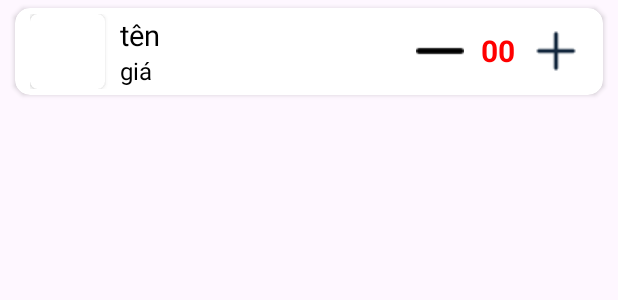
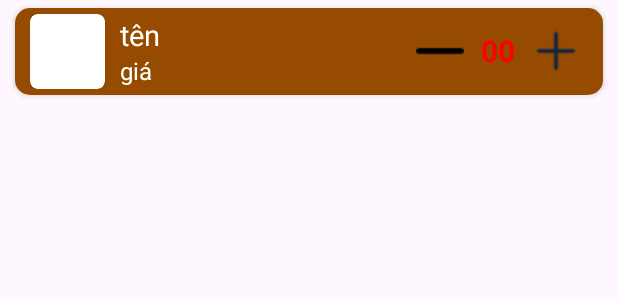
Before and after one commit to valiyz0609/DuAn1_Nhom3, an Android app: the layout card_view_gio_hang.xml on its own in the app's theme, with its tools: preview values and no code run, on a phone screen of 412 x 824 dp. Shown: the top 300 px of the screen. Run offline under Robolectric (Android 15) with nearby library versions, the phone set to English and light mode, and no system bars; Roboto replaces fonts that are not available here.

Commit message:
Duong PH37740

```diff
--- a/app/src/main/res/layout/card_view_gio_hang.xml
+++ b/app/src/main/res/layout/card_view_gio_hang.xml
@@ -15,6 +15,7 @@
         android:layout_height="wrap_content"
         android:orientation="horizontal"
         android:gravity="center_vertical"
+        android:background="#964B00"
         android:paddingVertical="4dp">
 
         <LinearLayout
@@ -52,7 +53,7 @@
                     android:id="@+id/txtGHTenSP"
                     style="@style/edt_Label"
                     android:text="tên"
-                    android:textColor="@color/black"
+                    android:textColor="@color/white"
                     android:textSize="19dp"
                     android:maxLength="200" />
 
@@ -60,7 +61,7 @@
                     android:id="@+id/txtGHGia"
                     style="@style/edt_Label"
                     android:text="giá"
-                    android:textColor="@color/black"
+                    android:textColor="@color/white"
                     android:textSize="16dp"
                     />
 
--- a/app/src/main/res/layout/card_view_sanpham.xml
+++ b/app/src/main/res/layout/card_view_sanpham.xml
@@ -11,6 +11,7 @@
     <RelativeLayout
         android:layout_width="match_parent"
         android:layout_height="wrap_content"
+        android:background="#964B00"
         android:padding="5dp">
         <androidx.cardview.widget.CardView
             android:id="@+id/cardview_img"
@@ -36,7 +37,7 @@
             android:paddingLeft="10dp"
             android:paddingRight="0dp"
             android:text="Tên"
-            android:textColor="@color/black"
+            android:textColor="@color/white"
             android:textSize="18dp" />
 
         <TextView
@@ -51,7 +52,7 @@
             android:paddingLeft="10dp"
             android:paddingRight="0dp"
             android:text="giá"
-            android:textColor="@color/black"
+            android:textColor="@color/white"
             android:textSize="15dp" />
 
         <LinearLayout
--- a/app/src/main/res/layout/fragment_chi_tiet_s_p_sua_frgm.xml
+++ b/app/src/main/res/layout/fragment_chi_tiet_s_p_sua_frgm.xml
@@ -5,6 +5,7 @@
     xmlns:app="http://schemas.android.com/apk/res-auto"
     android:orientation="vertical">
     <LinearLayout
+
         android:layout_width="match_parent"
         android:layout_height="60dp"
         android:background="#964B00"
```
